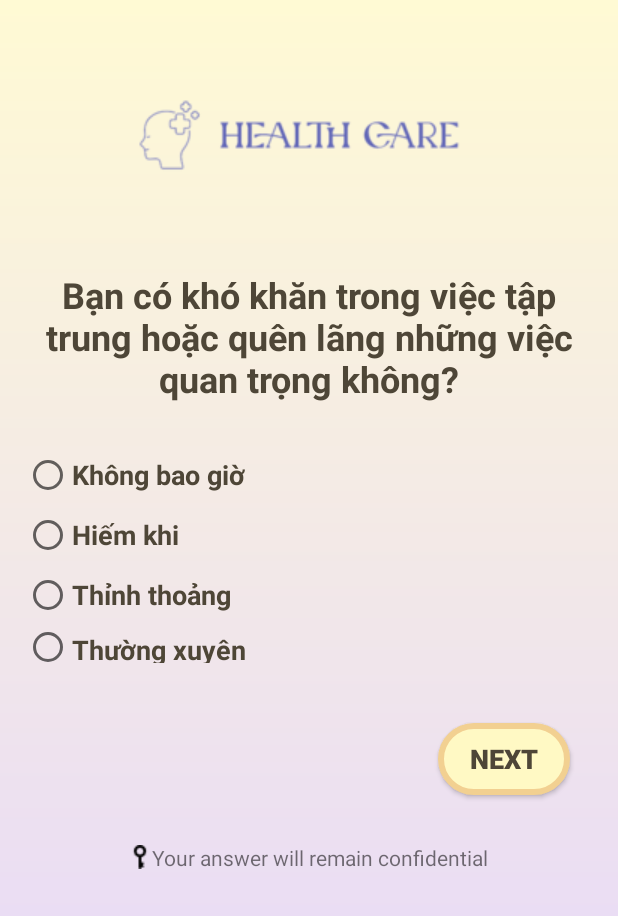
After one commit to lancer2672/HealthCare, an Android app: the SurveyActivity screen opened directly, with no data from a screen before it, on a phone screen of 412 x 824 dp. The commit adds this screen. Shown: the top 916 px of the screen. Run offline under Robolectric (Android 15) with nearby library versions, the phone set to English and light mode, and no system bars; our stand-ins replace data binding.

Commit message:
add SurveyActivity

```diff
--- a/app/src/main/AndroidManifest.xml
+++ b/app/src/main/AndroidManifest.xml
@@ -12,6 +12,9 @@
         android:supportsRtl="true"
         android:theme="@style/AppTheme.NoActionBar"
         tools:targetApi="31">
+        <activity
+            android:name=".ui.activities.SurveyActivity"
+            android:exported="true" />
         <activity
             android:name=".ui.activities.auth.SignUpActivity"
             android:exported="true" />
--- /dev/null
+++ b/app/src/main/java/com/example/healthcareapp/ui/activities/SurveyActivity.java
@@ -0,0 +1,67 @@
+package com.example.healthcareapp.ui.activities;
+
+import androidx.appcompat.app.AppCompatActivity;
+import androidx.databinding.DataBindingUtil;
+import androidx.lifecycle.ViewModelProvider;
+
+import android.os.Bundle;
+import android.view.View;
+import android.view.animation.Animation;
+import android.view.animation.AnimationUtils;
+
+import com.example.healthcareapp.R;
+import com.example.healthcareapp.databinding.ActivitySurveyBinding;
+import com.example.healthcareapp.viewmodels.SurveyViewModel;
+
+import java.util.List;
+
+public class SurveyActivity extends AppCompatActivity {
+    private ActivitySurveyBinding binding;
+    private SurveyViewModel viewModel;
+    private List<String> questions;
+    @Override
+    protected void onCreate(Bundle savedInstanceState) {
+        super.onCreate(savedInstanceState);
+        binding = DataBindingUtil.setContentView(this, R.layout.activity_survey);
+        viewModel = new ViewModelProvider(this).get(SurveyViewModel.class);
+        binding.setViewmodel(viewModel);
+        questions = viewModel.getQuestionList();
+
+        binding.tvQuestion.setText(viewModel.getQuestionList().get(0));
+        viewModel.setCurrentQuestionIndex(viewModel.getCurrentQuestionIndex() + 1);
+        binding.tvQuestion.setText(questions.get(viewModel.getCurrentQuestionIndex()));
+        binding.btnNextQuestion.setOnClickListener(new View.OnClickListener() {
+            @Override
+            public void onClick(View v) {
+                Animation slideOutLeft = AnimationUtils.loadAnimation(getApplicationContext(), R.anim.slide_out_left);
+                slideOutLeft.setAnimationListener(new Animation.AnimationListener() {
+                    @Override
+                    public void onAnimationStart(Animation animation) {
+
+                    }
+
+                    @Override
+                    public void onAnimationEnd(Animation animation) {
+                        int currentIndex = viewModel.getCurrentQuestionIndex();
+                        viewModel.setCurrentQuestionIndex(currentIndex + 1);
+                        currentIndex++;
+                        if(currentIndex < questions.size() - 1)
+                            binding.tvQuestion.setText(questions.get(currentIndex));
+                        else {
+                            binding.btnNextQuestion.setText("Done");
+                        }
+                        Animation slideInRight = AnimationUtils.loadAnimation(getApplicationContext(), R.anim.slide_in_right);
+                        binding.questionAnswerLayout.startAnimation(slideInRight);
+                    }
+
+                    @Override
+                    public void onAnimationRepeat(Animation animation) {
+
+                    }
+                });
+                binding.questionAnswerLayout.startAnimation(slideOutLeft);
+            }
+        });
+
+    }
+}
--- /dev/null
+++ b/app/src/main/java/com/example/healthcareapp/viewmodels/SurveyViewModel.java
@@ -0,0 +1,30 @@
+package com.example.healthcareapp.viewmodels;
+
+import androidx.lifecycle.ViewModel;
+
+import java.util.ArrayList;
+import java.util.Arrays;
+import java.util.List;
+
+public class SurveyViewModel extends ViewModel {
+    private List<String> questionList = new ArrayList<>(
+            Arrays.asList( "Bạn có khó khăn trong việc tập trung hoặc quên lãng những việc quan trọng không?",
+                    "Bạn có cảm giác căng thẳng, lo lắng hoặc sợ hãi không?",
+                    "Bạn có cảm giác mệt mỏi hoặc thiếu năng lượng không?",
+                    "Bạn có khó khăn trong việc thực hiện các hoạt động hàng ngày như công việc hoặc học tập không?",
+                    "Bạn có khó khăn trong việc kiểm soát cảm xúc của mình không?",
+                    "Bạn có cảm thấy áp lực hay căng thẳng trong việc giải quyết các vấn đề trong cuộc sống không?")
+    );
+    private int currentQuestionIndex = -1;
+    public List<String> getQuestionList() {
+        return questionList;
+    }
+
+    public int getCurrentQuestionIndex() {
+        return currentQuestionIndex;
+    }
+
+    public void setCurrentQuestionIndex(int currentQuestionIndex) {
+        this.currentQuestionIndex = currentQuestionIndex;
+    }
+}
--- /dev/null
+++ b/app/src/main/res/layout/activity_survey.xml
@@ -0,0 +1,111 @@
+<?xml version="1.0" encoding="utf-8"?>
+<layout xmlns:tools="http://schemas.android.com/tools"
+    xmlns:android="http://schemas.android.com/apk/res/android"
+    xmlns:app="http://schemas.android.com/apk/res-auto">
+    <data>
+        <variable
+            name="viewmodel"
+            type="com.example.healthcareapp.viewmodels.SurveyViewModel" />
+    </data>
+    <LinearLayout
+        android:layout_width="match_parent"
+        android:layout_height="match_parent"
+        android:orientation="vertical"
+        android:background="@drawable/gradient_background"
+        tools:context=".ui.activities.SurveyActivity">
+        <ImageView
+            android:layout_width="wrap_content"
+            android:layout_height="wrap_content"
+            android:layout_gravity="center_horizontal"
+            android:layout_marginTop="20dp"
+            android:src="@drawable/logo" />
+        <LinearLayout
+            android:layout_width="match_parent"
+            android:id="@+id/question_answer_layout"
+            android:layout_height="280dp"
+            android:orientation="vertical">
+            <TextView
+                android:id="@+id/tv_question"
+                android:layout_width="match_parent"
+                android:layout_height="wrap_content"
+                android:layout_marginTop="10dp"
+                android:layout_marginBottom="32dp"
+                android:gravity="center_horizontal"
+                android:paddingLeft="16dp"
+                android:paddingRight="16dp"
+                android:text="1. Bạn có bị rối loạn giấc ngủ ?"
+                android:textColor="@color/brown"
+                android:textSize="24sp"
+                android:textStyle="bold" />
+
+            <RadioGroup
+                android:layout_weight="1"
+                android:id="@+id/rad_gr_answers"
+                android:layout_width="match_parent"
+                android:layout_height="wrap_content"
+                android:paddingLeft="16dp"
+                android:paddingRight="16dp">
+
+                <RadioButton
+                    android:id="@+id/rad_answer_1"
+                    android:layout_width="match_parent"
+                    android:layout_height="wrap_content"
+                    android:layout_marginBottom="8dp"
+                    android:text="Không bao giờ"
+                    android:textColor="@color/brown"
+                    android:textSize="18sp"
+                    android:textStyle="bold" />
+
+                <RadioButton
+                    android:id="@+id/rad_answer_2"
+                    android:layout_width="match_parent"
+                    android:layout_height="wrap_content"
+                    android:layout_marginBottom="8dp"
+                    android:text="Hiếm khi"
+                    android:textColor="@color/brown"
+                    android:textSize="18sp"
+                    android:textStyle="bold" />
+
+                <RadioButton
+                    android:id="@+id/rad_answer_3"
+                    android:layout_width="match_parent"
+                    android:layout_height="wrap_content"
+                    android:layout_marginBottom="8dp"
+                    android:text="Thỉnh thoảng"
+                    android:textColor="@color/brown"
+                    android:textSize="18sp"
+                    android:textStyle="bold" />
+
+                <RadioButton
+                    android:id="@+id/rad_answer_4"
+                    android:layout_width="match_parent"
+                    android:layout_height="wrap_content"
+                    android:layout_marginBottom="8dp"
+                    android:text="Thường xuyên"
+                    android:textColor="@color/brown"
+                    android:textSize="18sp"
+                    android:textStyle="bold" />
+            </RadioGroup>
+        </LinearLayout>
+
+        <Button
+            android:id="@+id/btn_next_question"
+            android:layout_width="wrap_content"
+            android:layout_height="wrap_content"
+            android:text="@string/next_question"
+            android:textSize="18sp"
+            android:textColor="@color/brown"
+            android:textStyle="bold"
+            android:layout_margin="32dp"
+            android:layout_gravity="end"
+            android:background="@drawable/transparent_btn_bg"/>
+        <TextView
+            android:drawableLeft="@drawable/key"
+            android:gravity="center_horizontal"
+            android:layout_width="wrap_content"
+            android:layout_gravity="center_horizontal"
+            android:text="Your answer will remain confidential"
+            android:layout_height="wrap_content"/>
+    </LinearLayout>
+
+</layout>
--- /dev/null
+++ b/app/src/main/res/navigation/survey_nav_graph.xml
@@ -0,0 +1,6 @@
+<?xml version="1.0" encoding="utf-8"?>
+<navigation xmlns:android="http://schemas.android.com/apk/res/android"
+    xmlns:app="http://schemas.android.com/apk/res-auto"
+    android:id="@+id/survey_nav_graph">
+
+</navigation>
--- a/app/src/main/res/values/strings.xml
+++ b/app/src/main/res/values/strings.xml
@@ -25,9 +25,10 @@
     <string name="first_name">First Name</string>
     <string name="age">Age</string>
     <string name="gender">Gender</string>
-
     <string name="terms_policies">By continuing, you agree to HealthCare\'s Terms And Conditions and Privacy Policy</string>
     <string name="welcome_slogan">Welcome to our app. Let\'s begin your journey towards a healthier mind and body today!</string>
+    <string name="next_question">Next</string>
+
     <!-- TODO: Remove or change this placeholder text -->
     <string name="hello_blank_fragment">Hello blank fragment</string>
 
```
Also changed, not shown: app/src/main/res/drawable/key.png (added).
